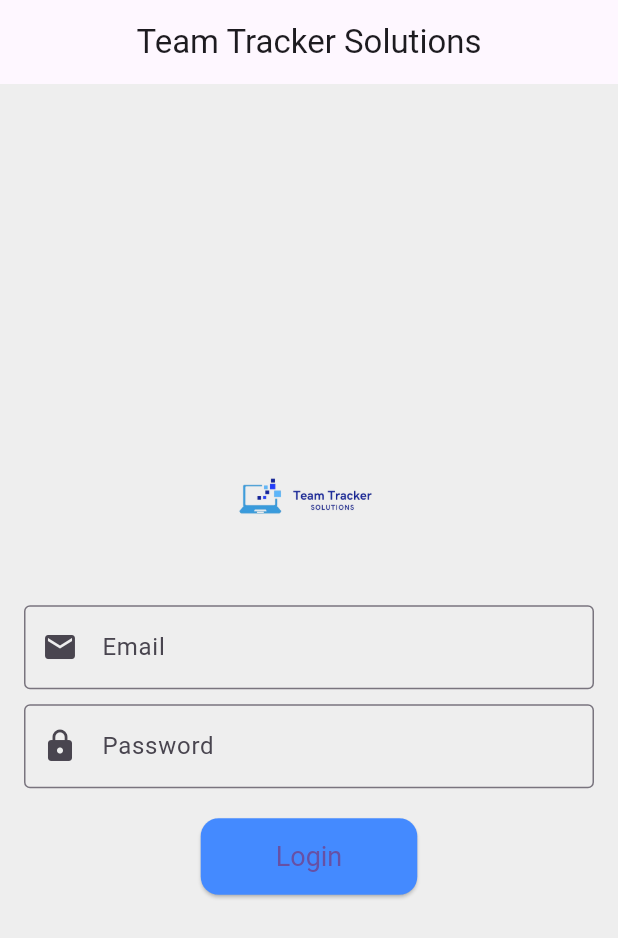
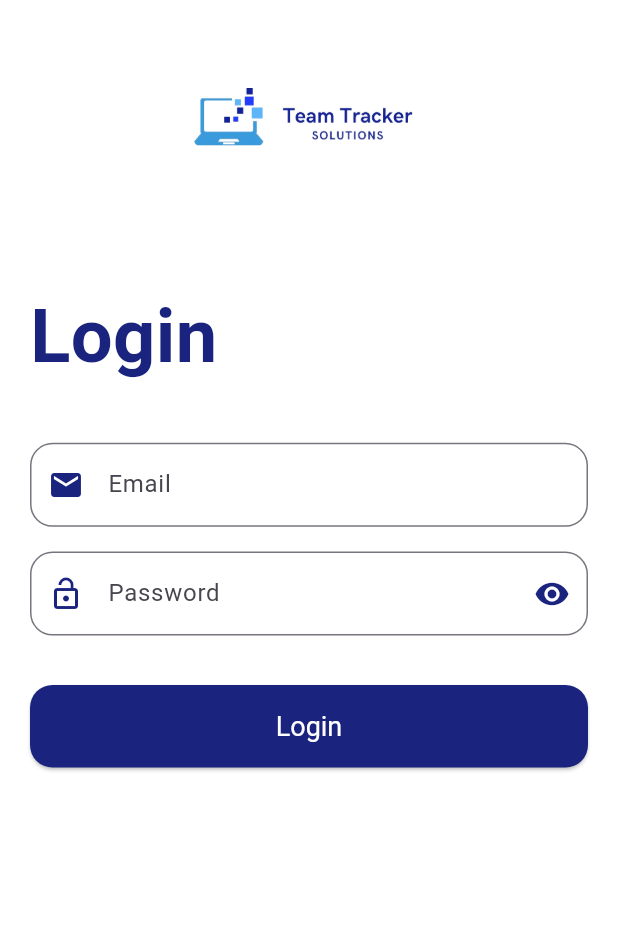
Before and after one commit to nattmartinez10/ControlPersonal, a Flutter app: the screen it shows after launch, on a phone screen of 412 x 824 dp. Shown: the top 938 px of the screen. Run offline on Flutter 3.47's test engine with Material 3 defaults, Android fonts, the phone set to English and light mode, and no system bars; our stand-ins replace connectivity_plus, google_fonts, hive, hive_flutter; accounts and stored records are empty; Roboto replaces fonts that are missing (Ubuntu).

Commit message:
Cambios en el aspecto visual en la pantalla de login

```diff
--- a/lib/main.dart
+++ b/lib/main.dart
@@ -5,7 +5,6 @@ import 'package:hive_flutter/hive_flutter.dart';
 import 'package:path_provider/path_provider.dart';
 import 'package:personal/servicios/api_servicio.dart';
 import 'pantallas/comun/login.dart';
-import 'pantallas/comun/registro.dart';
 import 'pantallas/UC/menu.dart';
 import 'pantallas/UC/manejar_usuarios.dart';
 import 'pantallas/UC/manejar_clientes.dart';
@@ -79,7 +78,6 @@ class _RemotePersonnelControlAppState extends State<RemotePersonnelControlApp> {
       initialRoute: '/',
       routes: {
         '/': (context) => LoginScreen(),
-        '/register': (context) => RegisterScreen(),
         '/menu': (context) => MenuScreen(),
         '/manageUsers': (context) => ManageUsersScreen(),
         '/manageClients': (context) => ManageClientsScreen(),
--- a/lib/pantallas/comun/login.dart
+++ b/lib/pantallas/comun/login.dart
@@ -1,5 +1,6 @@
+import 'package:flutter/foundation.dart';
 import 'package:flutter/material.dart';
-import 'package:flutter/foundation.dart' show kIsWeb;
+import 'package:google_fonts/google_fonts.dart';
 
 class LoginScreen extends StatefulWidget {
   @override
@@ -9,17 +10,16 @@ class LoginScreen extends StatefulWidget {
 class _LoginScreenState extends State<LoginScreen> {
   final TextEditingController _emailController = TextEditingController();
   final TextEditingController _passwordController = TextEditingController();
+  final _formKey = GlobalKey<FormState>();
+  bool _isObscure = true;
 
   void _login() {
     if (!kIsWeb) {
-      // Lógica para dispositivos móviles
       Navigator.pushReplacementNamed(context, '/sendReport');
     } else {
-      // Lógica para la web
       if (_emailController.text == 'a@a.com' || _emailController.text == 'b@a.com') {
         Navigator.pushReplacementNamed(context, '/menu');
       } else {
-        // Manejo de error
         ScaffoldMessenger.of(context).showSnackBar(SnackBar(
           content: Text('Access Denied for non-UC users on web'),
         ));
@@ -29,46 +29,191 @@ class _LoginScreenState extends State<LoginScreen> {
 
   @override
   Widget build(BuildContext context) {
-    return Scaffold(
-      appBar: AppBar(
-        title: Text('Team Tracker Solutions'),
-        centerTitle: true,
-      ),
-      body: Padding(
-        padding: const EdgeInsets.all(16.0),
-        child: Column(
-          mainAxisAlignment: MainAxisAlignment.center,
-          children: [
-            Image.asset('assets/images/logo.png', height: 100),
-            SizedBox(height: 20),
-            TextField(
-              controller: _emailController,
-              decoration: InputDecoration(
-                labelText: 'Email',
-                prefixIcon: Icon(Icons.email),
+    var size = MediaQuery.of(context).size;
+    return GestureDetector(
+      onTap: () => FocusManager.instance.primaryFocus?.unfocus(),
+      child: Scaffold(
+        backgroundColor: Colors.white,
+        resizeToAvoidBottomInset: false,
+        body: LayoutBuilder(
+          builder: (context, constraints) {
+            if (constraints.maxWidth > 600) {
+              return _buildLargeScreen(size);
+            } else {
+              return _buildSmallScreen(size);
+            }
+          },
         ),
       ),
-            SizedBox(height: 10),
-            TextField(
+    );
+  }
+
+  Widget _buildLargeScreen(Size size) {
+    return Row(
+      children: [
+        Expanded(
+          flex: 4,
+          child: RotatedBox(
+            quarterTurns: 3,
+            child: Image.asset(
+              'assets/images/logo.png',
+              height: size.height * 0.3,
+              width: double.infinity,
+              fit: BoxFit.fill,
+            ),
+          ),
+        ),
+        SizedBox(width: size.width * 0.06),
+        Expanded(
+          flex: 5,
+          child: _buildMainBody(size),
+        ),
+      ],
+    );
+  }
+
+  Widget _buildSmallScreen(Size size) {
+    return Center(
+      child: _buildMainBody(size),
+    );
+  }
+
+  Widget _buildMainBody(Size size) {
+    return Column(
+      crossAxisAlignment: CrossAxisAlignment.start,
+      mainAxisAlignment: size.width > 600 ? MainAxisAlignment.center : MainAxisAlignment.start,
+      children: [
+        size.width > 600
+            ? Container()
+            : Center(
+                child: Image.asset(
+                  'assets/images/logo.png',
+                  height: size.height * 0.2,
+                  width: size.width * 0.6,
+                  fit: BoxFit.contain,
+                ),
+              ),
+        SizedBox(
+          height: size.height * 0.03,
+        ),
+        Padding(
+          padding: const EdgeInsets.only(left: 20.0),
+          child: Text(
+            'Login',
+            style: GoogleFonts.ubuntu(
+              fontSize: size.height * 0.060,
+              fontWeight: FontWeight.bold,
+              color: Color(0xFF1A237E), // Azul oscuro
+            ),
+          ),
+        ),
+        const SizedBox(
+          height: 10,
+        ),
+        SizedBox(
+          height: size.height * 0.03,
+        ),
+        Padding(
+          padding: const EdgeInsets.only(left: 20.0, right: 20),
+          child: Form(
+            key: _formKey,
+            child: Column(
+              children: [
+                TextFormField(
+                  style: TextStyle(color: Colors.black),
+                  decoration: InputDecoration(
+                    prefixIcon: Icon(Icons.email, color: Color(0xFF1A237E)), // Icono azul oscuro
+                    hintText: 'Email',
+                    border: OutlineInputBorder(
+                      borderRadius: BorderRadius.all(Radius.circular(15)),
+                    ),
+                    focusedBorder: OutlineInputBorder(
+                      borderSide: BorderSide(color: Color(0xFF1A237E)), // Borde azul oscuro
+                      borderRadius: BorderRadius.all(Radius.circular(15)),
+                    ),
+                  ),
+                  controller: _emailController,
+                  validator: (value) {
+                    if (value == null || value.isEmpty) {
+                      return 'Please enter email';
+                    } else if (!value.contains('@')) {
+                      return 'Please enter a valid email';
+                    }
+                    return null;
+                  },
+                ),
+                SizedBox(
+                  height: size.height * 0.02,
+                ),
+                TextFormField(
+                  style: TextStyle(color: Colors.black),
                   controller: _passwordController,
+                  obscureText: _isObscure,
                   decoration: InputDecoration(
-                labelText: 'Password',
-                prefixIcon: Icon(Icons.lock),
+                    prefixIcon: Icon(Icons.lock_open, color: Color(0xFF1A237E)), // Icono azul oscuro
+                    suffixIcon: IconButton(
+                      icon: Icon(
+                        _isObscure ? Icons.visibility : Icons.visibility_off,
+                        color: Color(0xFF1A237E), // Icono azul oscuro
                       ),
-              obscureText: true,
+                      onPressed: () {
+                        setState(() {
+                          _isObscure = !_isObscure;
+                        });
+                      },
                     ),
-            SizedBox(height: 20),
-            ElevatedButton(
-              onPressed: _login,
-              child: Text('Login'),
-              style: ElevatedButton.styleFrom(
-                padding: EdgeInsets.symmetric(horizontal: 50, vertical: 15),
-                textStyle: TextStyle(fontSize: 18),
+                    hintText: 'Password',
+                    border: OutlineInputBorder(
+                      borderRadius: BorderRadius.all(Radius.circular(15)),
                     ),
+                    focusedBorder: OutlineInputBorder(
+                      borderSide: BorderSide(color: Color(0xFF1A237E)), // Borde azul oscuro
+                      borderRadius: BorderRadius.all(Radius.circular(15)),
+                    ),
+                  ),
+                  validator: (value) {
+                    if (value == null || value.isEmpty) {
+                      return 'Please enter some text';
+                    } else if (value.length < 6) {
+                      return 'At least enter 6 characters';
+                    }
+                    return null;
+                  },
+                ),
+                SizedBox(
+                  height: size.height * 0.04,
+                ),
+                SizedBox(
+                  width: double.infinity,
+                  height: 55,
+                  child: ElevatedButton(
+                    style: ButtonStyle(
+                      backgroundColor: MaterialStateProperty.all(Color(0xFF1A237E)), // Color azul oscuro
+                      shape: MaterialStateProperty.all(
+                        RoundedRectangleBorder(
+                          borderRadius: BorderRadius.circular(15),
+                        ),
+                      ),
+                    ),
+                    onPressed: () {
+                      if (_formKey.currentState!.validate()) {
+                        _login();
+                      }
+                    },
+                    child: Text(
+                      'Login',
+                      style: TextStyle(color: Colors.white), // Texto blanco
+                    ),
+                  ),
+                ),
+                SizedBox(
+                  height: size.height * 0.03,
                 ),
               ],
             ),
           ),
+        ),
+      ],
     );
   }
 }
--- a/pubspec.yaml
+++ b/pubspec.yaml
@@ -40,6 +40,7 @@ dependencies:
   connectivity_plus: ^6.0.3
   path_provider: ^2.1.3
   http: ^1.2.1
+  google_fonts: ^6.2.1
 
 dev_dependencies:
   flutter_test:
```
Also changed, not shown: pubspec.lock. Lines whose indentation alone changed are shown as unchanged.
